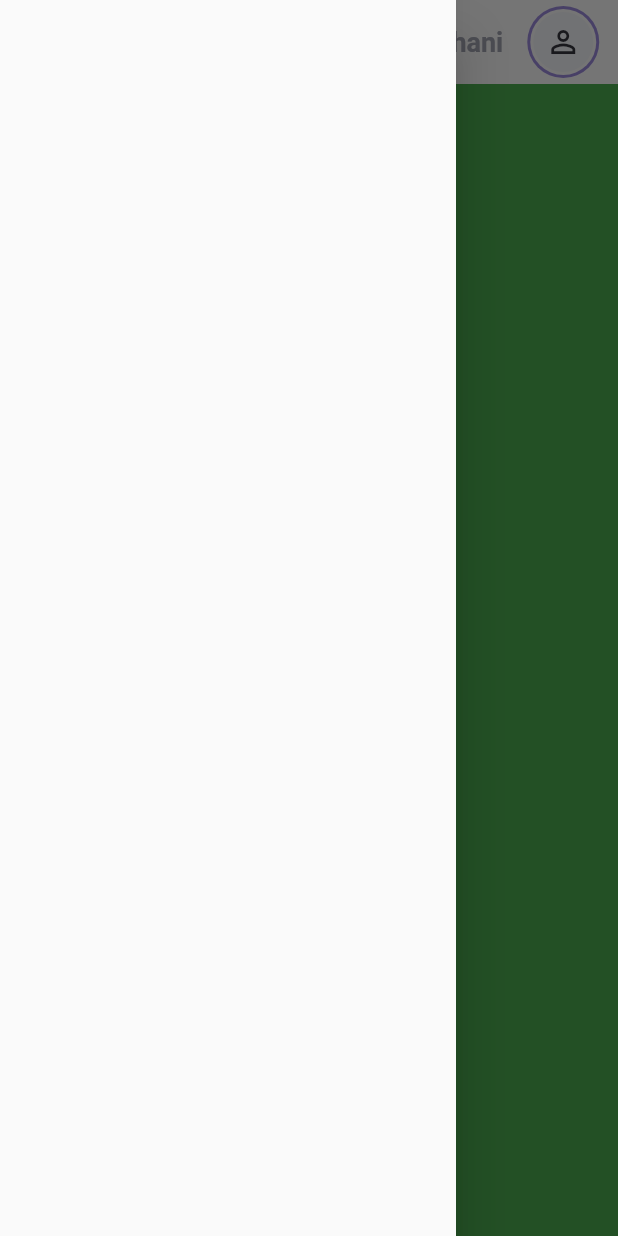
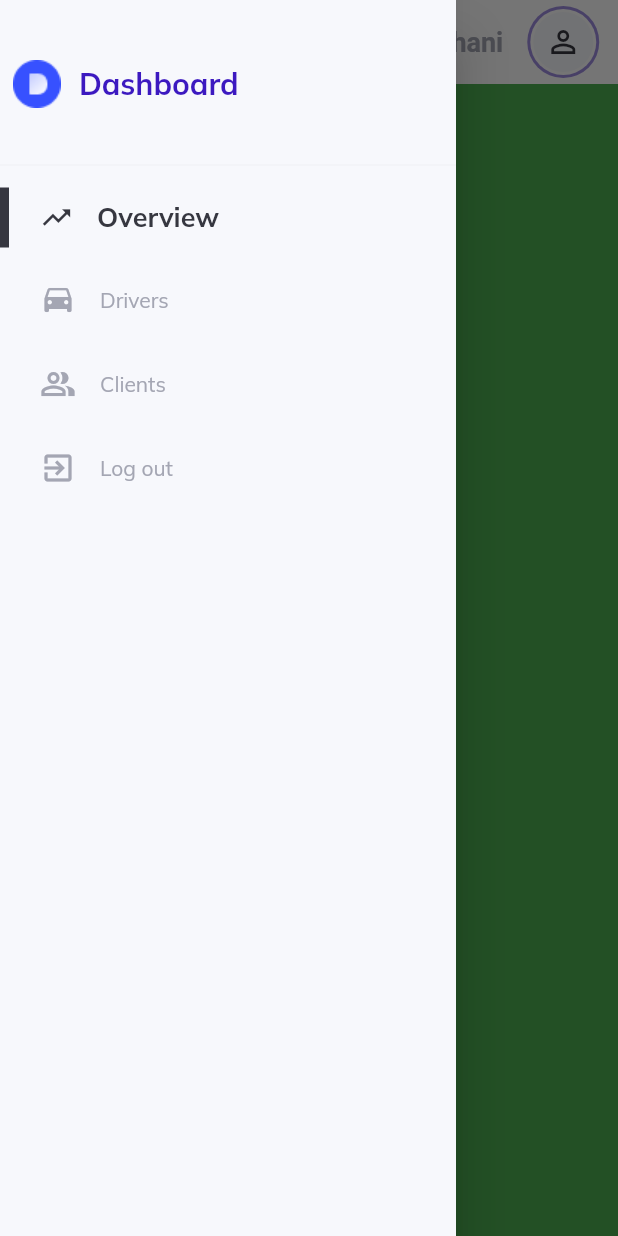
Before and after one commit to Jashwanth-Gowda-R/Flutter_web_dashboard, a Flutter app: the screen it shows after launch, after a tap on the "menu" icon, on a phone screen of 412 x 824 dp. Run offline on Flutter 3.47's test engine with Material 2 defaults, Android fonts, the phone set to English and light mode, and no system bars; our stand-ins replace get, google_fonts.

Commit message:
added side menu bar

```diff
--- a/lib/helpers/reponsiveness.dart
+++ b/lib/helpers/reponsiveness.dart
@@ -3,18 +3,21 @@ import 'package:flutter/material.dart';
 const int largeScreenSize = 1366;
 const int mediumScreenSize = 768;
 const int smallScreenSize = 360;
+const int customScreenSize = 1100;
 
 class ResponsiveWidget extends StatelessWidget {
   // the custom screen size is specific to this project
   final Widget largeScreen;
   final Widget mediumScreen;
   final Widget smallScreen;
+  final Widget customScreen;
 
   const ResponsiveWidget({
-    Key? key,
-    required this.largeScreen,
-    required this.mediumScreen,
-    required this.smallScreen,
+    Key key,
+    this.largeScreen,
+    this.mediumScreen,
+    this.smallScreen,
+    this.customScreen,
   }) : super(key: key);
 
   static bool isSmallScreen(BuildContext context) {
@@ -30,10 +33,10 @@ class ResponsiveWidget extends StatelessWidget {
     return MediaQuery.of(context).size.width > largeScreenSize;
   }
 
-  // static bool isCustomSize(BuildContext context) {
-  //   return MediaQuery.of(context).size.width <= customScreenSize &&
-  //       MediaQuery.of(context).size.width >= mediumScreenSize;
-  // }
+  static bool isCustomSize(BuildContext context) {
+    return MediaQuery.of(context).size.width <= customScreenSize &&
+        MediaQuery.of(context).size.width >= mediumScreenSize;
+  }
 
   @override
   Widget build(BuildContext context) {
--- a/lib/layout.dart
+++ b/lib/layout.dart
@@ -1,11 +1,12 @@
 import 'package:flutter/material.dart';
 import 'package:flutter_web_dashboard/helpers/reponsiveness.dart';
 import 'package:flutter_web_dashboard/widgets/large_screen.dart';
+import 'package:flutter_web_dashboard/widgets/side_menu.dart';
 import 'package:flutter_web_dashboard/widgets/small_screen.dart';
 import 'package:flutter_web_dashboard/widgets/top_nav.dart';
 
 class SiteLayout extends StatelessWidget {
-  const SiteLayout({Key? key}) : super(key: key);
+  const SiteLayout({Key key}) : super(key: key);
 
   @override
   Widget build(BuildContext context) {
@@ -13,11 +14,14 @@ class SiteLayout extends StatelessWidget {
     return Scaffold(
       key: scaffoldKey,
       appBar: topNavigationBar(context, scaffoldKey),
-      drawer: Drawer(),
+      drawer: Drawer(
+        child: SideMenu(),
+      ),
       body: ResponsiveWidget(
         largeScreen: LargeScreen(),
         smallScreen: SmallScreen(),
         mediumScreen: LargeScreen(),
+        customScreen: LargeScreen(),
       ),
     );
   }
--- a/lib/routing/routes.dart
+++ b/lib/routing/routes.dart
@@ -12,16 +12,23 @@ const clientsPageRoute = "/clients";
 const authenticationPageDisplayName = "Log out";
 const authenticationPageRoute = "/auth";
 
-class MenuItem {
-  final String name;
-  final String route;
+// class MenuItem {
+//   final String name;
+//   final String route;
+//
+//   MenuItem(this.name, this.route);
+// }
+//
+// List<MenuItem> sideMenuItemRoutes = [
+//   MenuItem(overviewPageDisplayName, overviewPageRoute),
+//   MenuItem(driversPageDisplayName, driversPageRoute),
+//   MenuItem(clientsPageDisplayName, clientsPageRoute),
+//   MenuItem(authenticationPageDisplayName, authenticationPageRoute),
+// ];
 
-  MenuItem(this.name, this.route);
-}
-
-List<MenuItem> sideMenuItemRoutes = [
-  MenuItem(overviewPageDisplayName, overviewPageRoute),
-  MenuItem(driversPageDisplayName, driversPageRoute),
-  MenuItem(clientsPageDisplayName, clientsPageRoute),
-  MenuItem(authenticationPageDisplayName, authenticationPageRoute),
+List sideMenuItemRoutes = [
+  overviewPageDisplayName,
+  driversPageDisplayName,
+  clientsPageDisplayName,
+  authenticationPageDisplayName
 ];
--- a/lib/widgets/custom_text.dart
+++ b/lib/widgets/custom_text.dart
@@ -6,12 +6,7 @@ class CustomText extends StatelessWidget {
   final Color color;
   final FontWeight weight;
 
-  const CustomText(
-      {Key? key,
-      required this.text,
-      required this.size,
-      required this.color,
-      required this.weight})
+  const CustomText({Key key, this.text, this.size, this.color, this.weight})
       : super(key: key);
 
   @override
--- a/lib/widgets/horizontal_menu_item.dart
+++ b/lib/widgets/horizontal_menu_item.dart
@@ -0,0 +1,70 @@
+import 'package:flutter/material.dart';
+import 'package:flutter_web_dashboard/constants/controllers.dart';
+import 'package:get/get.dart';
+import 'package:flutter_web_dashboard/constants/style.dart';
+
+import 'custom_text.dart';
+
+class HorizontalMenuItem extends StatelessWidget {
+  final String itemName;
+  final Function onTap;
+  const HorizontalMenuItem({Key key, this.itemName, this.onTap})
+      : super(key: key);
+
+  @override
+  Widget build(BuildContext context) {
+    double _width = MediaQuery.of(context).size.width;
+
+    return InkWell(
+        onTap: onTap,
+        onHover: (value) {
+          value
+              ? menuController.onHover(itemName)
+              : menuController.onHover("not hovering");
+        },
+        child: Obx(() => Container(
+              color: menuController.isHovering(itemName)
+                  ? lightGrey.withOpacity(.1)
+                  : Colors.transparent,
+              child: Row(
+                children: [
+                  Visibility(
+                    visible: menuController.isHovering(itemName) ||
+                        menuController.isActive(itemName),
+                    maintainSize: true,
+                    maintainAnimation: true,
+                    maintainState: true,
+                    child: Container(
+                      width: 6,
+                      height: 40,
+                      color: dark,
+                    ),
+                  ),
+                  SizedBox(width: _width / 88),
+                  Padding(
+                    padding: const EdgeInsets.all(16),
+                    child: menuController.returnIconFor(itemName),
+                  ),
+                  if (!menuController.isActive(itemName))
+                    Flexible(
+                        child: CustomText(
+                      text: itemName,
+                      color: menuController.isHovering(itemName)
+                          ? dark
+                          : lightGrey,
+                      size: 14,
+                      weight: FontWeight.normal,
+                    ))
+                  else
+                    Flexible(
+                        child: CustomText(
+                      text: itemName,
+                      color: dark,
+                      size: 18,
+                      weight: FontWeight.bold,
+                    ))
+                ],
+              ),
+            )));
+  }
+}
--- a/lib/widgets/side_menu.dart
+++ b/lib/widgets/side_menu.dart
@@ -0,0 +1,79 @@
+import 'package:flutter/material.dart';
+import 'package:flutter_web_dashboard/constants/controllers.dart';
+import 'package:flutter_web_dashboard/constants/style.dart';
+import 'package:flutter_web_dashboard/helpers/reponsiveness.dart';
+import 'package:flutter_web_dashboard/routing/routes.dart';
+import 'package:flutter_web_dashboard/widgets/custom_text.dart';
+import 'package:flutter_web_dashboard/widgets/side_menu_item.dart';
+import 'package:get/get.dart';
+
+class SideMenu extends StatelessWidget {
+  const SideMenu({Key key}) : super(key: key);
+
+  @override
+  Widget build(BuildContext context) {
+    double _width = MediaQuery.of(context).size.width;
+
+    return Container(
+      color: light,
+      child: ListView(
+        children: [
+          if (ResponsiveWidget.isSmallScreen(context))
+            Column(
+              mainAxisSize: MainAxisSize.min,
+              children: [
+                SizedBox(
+                  height: 40,
+                ),
+                Row(
+                  children: [
+                    SizedBox(width: _width / 48),
+                    Padding(
+                      padding: const EdgeInsets.only(right: 12),
+                      child: Image.asset("assets/icons/logo.png"),
+                    ),
+                    Flexible(
+                      child: CustomText(
+                        text: "Dashboard",
+                        size: 20,
+                        weight: FontWeight.bold,
+                        color: active,
+                      ),
+                    ),
+                    SizedBox(width: _width / 48),
+                  ],
+                ),
+                SizedBox(
+                  height: 30,
+                ),
+              ],
+            ),
+          Divider(
+            color: lightGrey.withOpacity(.1),
+          ),
+          Column(
+            mainAxisSize: MainAxisSize.min,
+            children: sideMenuItemRoutes
+                .map((itemName) => SideMenuItem(
+                    itemName: itemName == authenticationPageRoute
+                        ? "log out"
+                        : itemName,
+                    onTap: () {
+                      if (itemName == authenticationPageRoute) {
+                        // Get.offAllNamed(authenticationPageRoute);
+                        // menuController
+                        //     .changeActiveItemTo(overviewPageDisplayName);
+                      }
+                      if (!menuController.isActive(itemName)) {
+                        menuController.changeActiveItemTo(itemName);
+                        if (ResponsiveWidget.isSmallScreen(context)) Get.back();
+                        // navigationController.navigateTo(item.route);
+                      }
+                    }))
+                .toList(),
+          )
+        ],
+      ),
+    );
+  }
+}
--- a/lib/widgets/side_menu_item.dart
+++ b/lib/widgets/side_menu_item.dart
@@ -0,0 +1,25 @@
+import 'package:flutter/material.dart';
+import 'package:flutter_web_dashboard/helpers/reponsiveness.dart';
+import 'package:flutter_web_dashboard/widgets/horizontal_menu_item.dart';
+import 'package:flutter_web_dashboard/widgets/vertical_menu_item.dart';
+
+class SideMenuItem extends StatelessWidget {
+  final String itemName;
+  final Function onTap;
+
+  const SideMenuItem({Key key, this.itemName, this.onTap}) : super(key: key);
+
+  @override
+  Widget build(BuildContext context) {
+    if (ResponsiveWidget.isCustomSize(context))
+      return VerticalMenuItem(
+        itemName: itemName,
+        onTap: onTap,
+      );
+
+    return HorizontalMenuItem(
+      itemName: itemName,
+      onTap: onTap,
+    );
+  }
+}
--- a/lib/widgets/small_screen.dart
+++ b/lib/widgets/small_screen.dart
@@ -1,7 +1,7 @@
 import 'package:flutter/material.dart';
 
 class SmallScreen extends StatelessWidget {
-  const SmallScreen({Key? key}) : super(key: key);
+  const SmallScreen({Key key}) : super(key: key);
 
   @override
   Widget build(BuildContext context) {
--- a/lib/widgets/top_nav.dart
+++ b/lib/widgets/top_nav.dart
@@ -19,7 +19,7 @@ AppBar topNavigationBar(BuildContext context, GlobalKey<ScaffoldState> key) =>
             )
           : IconButton(
               onPressed: () {
-                key.currentState!.openDrawer();
+                key.currentState.openDrawer();
               },
               icon: Icon(Icons.menu)),
       // backgroundColor: Colors.white,
--- a/pubspec.yaml
+++ b/pubspec.yaml
@@ -18,7 +18,7 @@ publish_to: 'none' # Remove this line if you wish to publish to pub.dev
 version: 1.0.0+1
 
 environment:
-  sdk: ">=2.12.0 <3.0.0"
+  sdk: ">=2.11.0 <3.0.0"
 
 dependencies:
   flutter:
```
Also changed, not shown: lib/widgets/large_screen.dart (+4 -4 lines), lib/widgets/vertical_menu_item.dart (+77 -0 lines).
